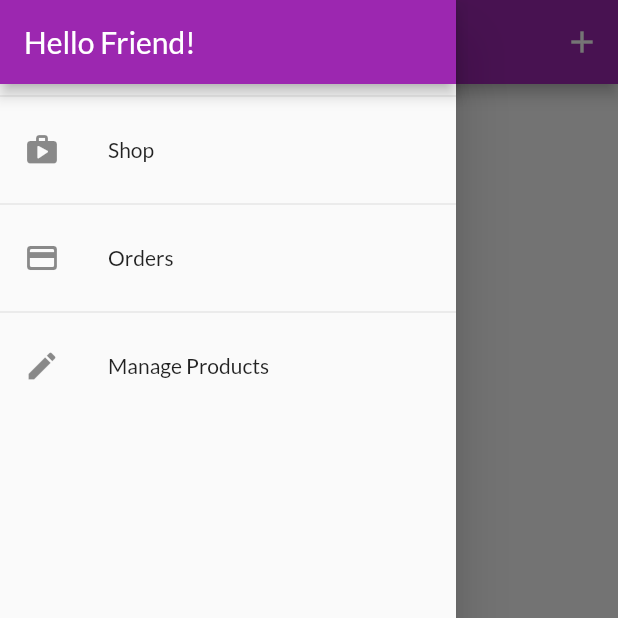
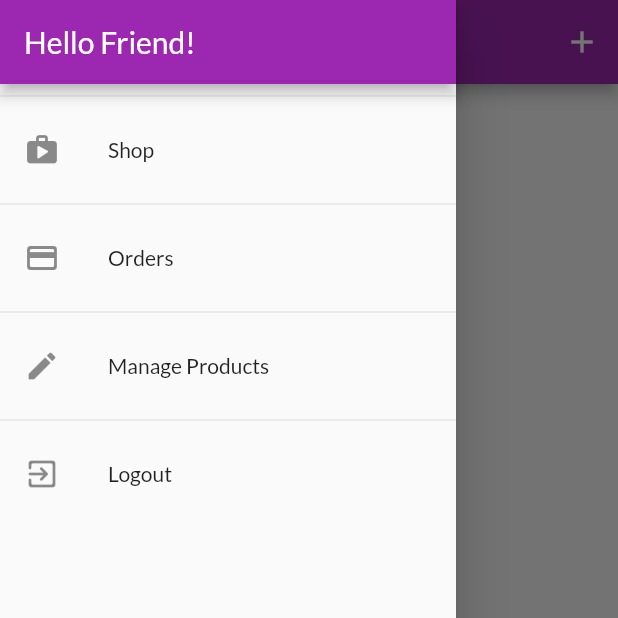
Before and after one commit to ashishdock/shop_app, a Flutter app: the UserProductsScreen screen opened directly, with the side drawer open, on a phone screen of 412 x 824 dp, the top half of it. Run offline on Flutter 3.47's test engine with Material 2 defaults, Android fonts, the phone set to English and light mode, and no system bars; our stand-ins replace shared_preferences; accounts and stored records are empty; network calls fail.

Commit message:
User Auth, tokens, auto logout, auto login, data-cloud, proxy provider, logout timer

```diff
--- a/lib/providers/orders.dart
+++ b/lib/providers/orders.dart
@@ -16,8 +16,9 @@ class OrderItem {
 class Orders with ChangeNotifier {
   List<OrderItem> _orders = [];
   final String authToken;
+  final String userId;
 
-  Orders(this._orders, this.authToken);
+  Orders(this._orders, this.authToken, this.userId);
 
   List<OrderItem> get orders {
     return [..._orders];
@@ -25,7 +26,7 @@ class Orders with ChangeNotifier {
 
   Future<void> addOrder(List<CartItem> cartProducts, double total) async {
     final url =
-        'https://shop-app-flutter-55669-default-rtdb.asia-southeast1.firebasedatabase.app/orders.json?auth=$authToken';
+        'https://shop-app-flutter-55669-default-rtdb.asia-southeast1.firebasedatabase.app/orders/$userId.json?auth=$authToken';
     final timeStamp = DateTime.now();
 
     final response = await http.post(
@@ -61,7 +62,7 @@ class Orders with ChangeNotifier {
 
   Future<void> fetchAndSetOrders() async {
     final url =
-        'https://shop-app-flutter-55669-default-rtdb.asia-southeast1.firebasedatabase.app/orders.json?auth=$authToken';
+        'https://shop-app-flutter-55669-default-rtdb.asia-southeast1.firebasedatabase.app/orders/$userId.json?auth=$authToken';
 
     final response = await http.get(url);
     final List<OrderItem> loadedOrders = [];
--- a/lib/screens/user_products_screen.dart
+++ b/lib/screens/user_products_screen.dart
@@ -10,13 +10,14 @@ class UserProductsScreen extends StatelessWidget {
   static const routeName = '/user-products';
 
   Future<void> _refreshProducts(BuildContext context) async {
-    await Provider.of<Products>(context, listen: false)
-        .fetchAndSetProducts(); // we don't want to constantly listen, but only do this when triggered
+    await Provider.of<Products>(context, listen: false).fetchAndSetProducts(
+        true); // we don't want to constantly listen, but only do this when triggered
   }
 
   @override
   Widget build(BuildContext context) {
-    final productsData = Provider.of<Products>(context);
+    // final productsData = Provider.of<Products>(context);
+    print('rebuilding...');
     return Scaffold(
       appBar: AppBar(
         title: const Text('Your Products'),
@@ -32,15 +33,24 @@ class UserProductsScreen extends StatelessWidget {
         ],
       ),
       drawer: AppDrawer(),
-      body: RefreshIndicator(
-        backgroundColor:
-            Colors.deepOrange, // this is the background color of the spinner
+      body: FutureBuilder(
+        future: _refreshProducts(context),
+        builder: (context, snapshot) {
+          return snapshot.connectionState == ConnectionState.waiting
+              ? Center(
+                  child: CircularProgressIndicator(),
+                )
+              : RefreshIndicator(
+                  backgroundColor: Colors
+                      .deepOrange, // this is the background color of the spinner
                   color: Colors.yellow, // this is the color of the spinner
                   displacement: 20,
                   onRefresh: () {
                     return _refreshProducts(context);
                   },
-        child: Padding(
+                  child: Consumer<Products>(
+                    builder: (context, productsData, child) {
+                      return Padding(
                         padding: EdgeInsets.all(8),
                         child: ListView.builder(
                           itemCount: productsData.items.length,
@@ -57,7 +67,11 @@ class UserProductsScreen extends StatelessWidget {
                             );
                           },
                         ),
+                      );
+                    },
                   ),
+                );
+        },
       ),
     );
   }
--- a/lib/widgets/app_drawer.dart
+++ b/lib/widgets/app_drawer.dart
@@ -1,6 +1,9 @@
 import 'package:flutter/material.dart';
+import 'package:provider/provider.dart';
+
 import '../screens/user_products_screen.dart';
 import '../screens/orders_screen.dart';
+import '../providers/auth.dart';
 
 class AppDrawer extends StatelessWidget {
   // const AppDrawer({ Key? key }) : super(key: key);
@@ -34,6 +37,16 @@ class AppDrawer extends StatelessWidget {
             onTap: () => Navigator.pushReplacementNamed(
                 context, UserProductsScreen.routeName),
           ),
+          Divider(),
+          ListTile(
+            leading: Icon(Icons.exit_to_app_rounded),
+            title: Text('Logout'),
+            onTap: () {
+              Navigator.pop(context);
+              Navigator.pushReplacementNamed(context, "/");
+              Provider.of<Auth>(context, listen: false).logout();
+            },
+          ),
         ],
       ),
     );
--- a/pubspec.yaml
+++ b/pubspec.yaml
@@ -30,6 +30,7 @@ dependencies:
   provider: ^4.0.0
   intl: ^0.15.8
   http: ^0.12.0+2
+  shared_preferences: ^0.5.3+1
 
 dev_dependencies:
   flutter_test:
```
Also changed, not shown: lib/main.dart (+13 -4 lines), lib/providers/auth.dart (+59 -0 lines), lib/providers/products.dart (+6 -2 lines), lib/screens/splash_screen.dart (added, +12 -0 lines), pubspec.lock. Lines whose indentation alone changed are shown as unchanged.
